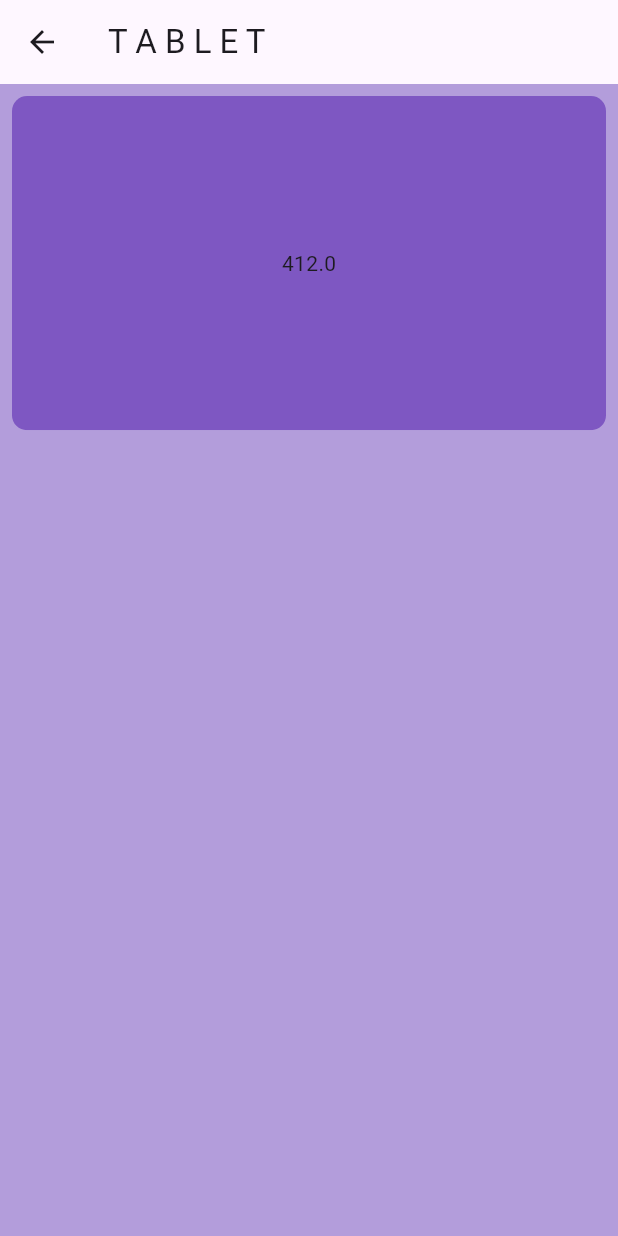
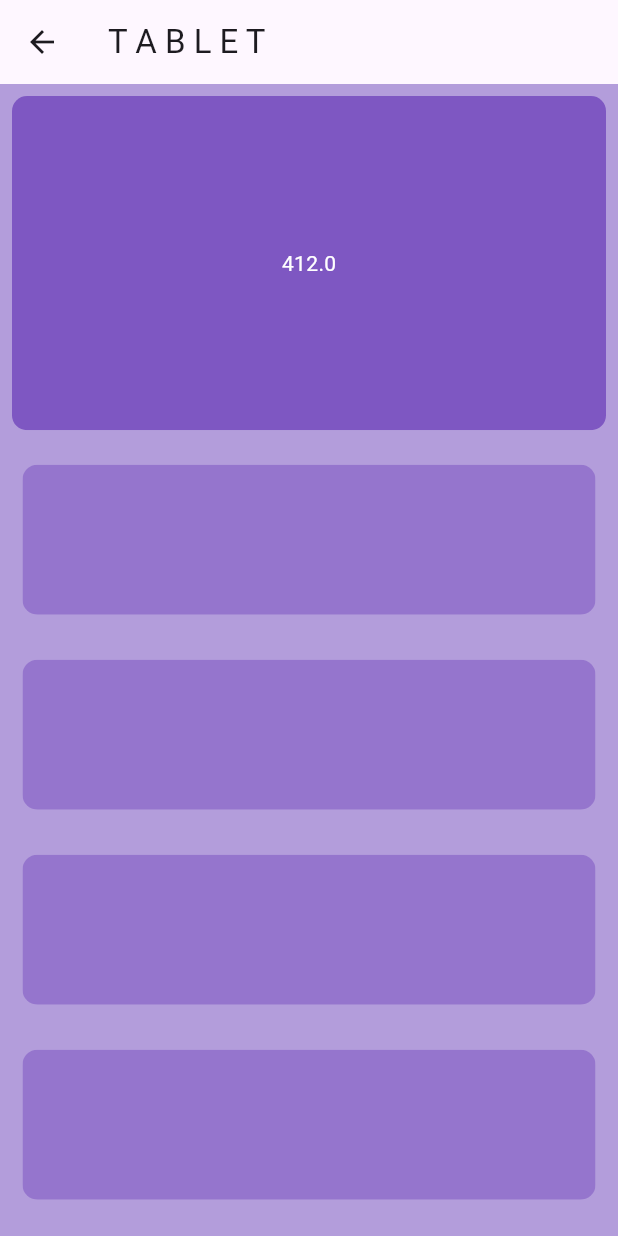
Before and after one commit to ClementPeter/widgets_demo, a Flutter app: the MyTabletBody screen opened directly, on a phone screen of 412 x 824 dp. Run offline on Flutter 3.47's test engine with Material 2 defaults, Android fonts, the phone set to English and light mode, and no system bars.

Commit message:
“widget_demo”

```diff
--- a/lib/responsive_layout/tablet_body.dart
+++ b/lib/responsive_layout/tablet_body.dart
@@ -24,29 +24,34 @@ class MyTabletBody extends StatelessWidget {
                 child: Container(
                   height: 250,
                   color: Colors.deepPurple[400],
-                  child: Center(child: Text("$width")),
+                  child: Center(
+                    child: Text(
+                      "$width",
+                      style: const TextStyle(color: Colors.white),
+                    ),
+                  ),
                 ),
               ),
             ),
           ),
           //comment section
-          // Expanded(
-          //   child: ListView.builder(
-          //     itemCount: 10,
-          //     itemBuilder: (context, index) {
-          //       return Padding(
-          //         padding: const EdgeInsets.all(15.0),
-          //         child: ClipRRect(
-          //           borderRadius: const BorderRadius.all(Radius.circular(10)),
-          //           child: Container(
-          //             height: 100,
-          //             color: Colors.deepPurple[300],
-          //           ),
-          //         ),
-          //       );
-          //     },
-          //   ),
-          // )
+          Expanded(
+            child: ListView.builder(
+              itemCount: 10,
+              itemBuilder: (context, index) {
+                return Padding(
+                  padding: const EdgeInsets.all(15.0),
+                  child: ClipRRect(
+                    borderRadius: const BorderRadius.all(Radius.circular(10)),
+                    child: Container(
+                      height: 100,
+                      color: Colors.deepPurple[300],
+                    ),
+                  ),
+                );
+              },
+            ),
+          )
         ],
       ),
     );
```
